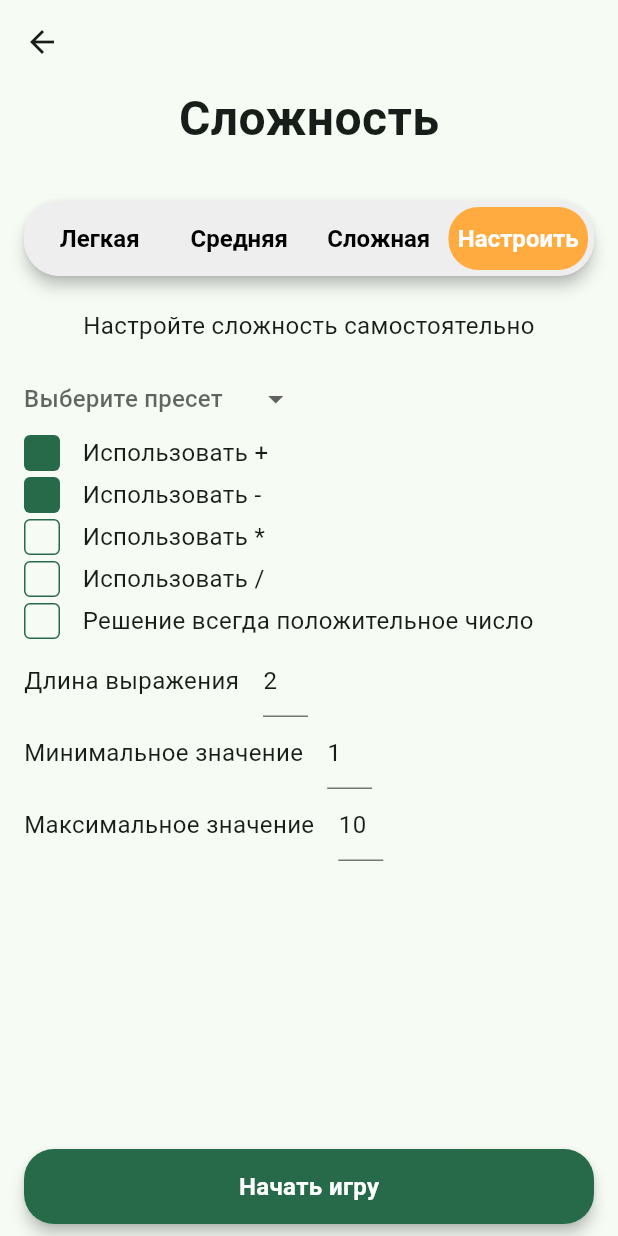
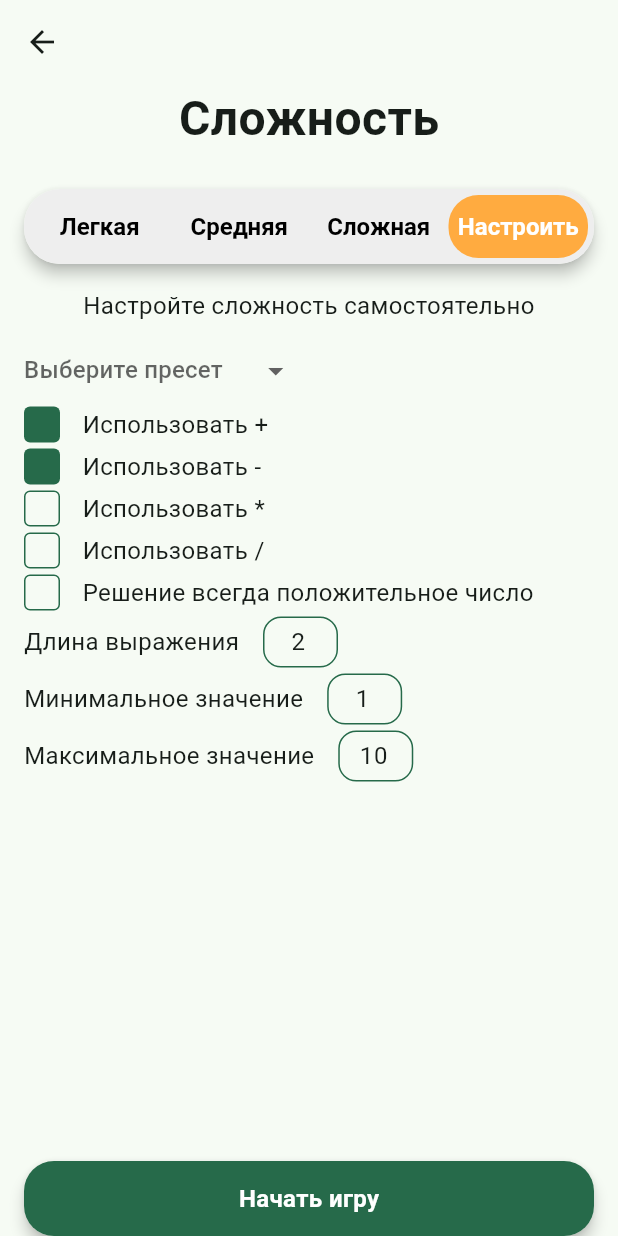
Before and after one commit to bulatBurganov/math_game, a Flutter app: the GameSettingsScreen screen opened by its route, after a tap on "Средняя", after a tap on "Сложная", after a tap on "Настроить", on a phone screen of 412 x 824 dp. Run offline on Flutter 3.47's test engine with Material 3 defaults, Android fonts, the phone set to English and light mode, and no system bars; our stand-ins replace auto_route, firebase_core, firebase_crashlytics, flutter_bloc, freezed_annotation; missing offline and left inert: flame; accounts and stored records are empty.

Commit message:
settings screen layout fix

```diff
--- a/lib/l10n/intl_en.arb
+++ b/lib/l10n/intl_en.arb
@@ -26,5 +26,6 @@
     "lenMaxMinFieldsShoulBeFilled":"Поля длины выражения, минимального и максимального значения должны быть заполнены",
     "answerIsAlwaysPositive": "Решение всегда положительное число",
     "selectPreset": "Выберите пресет",
-    "multiplicationTable": "Таблица умножения"
+    "multiplicationTable": "Таблица умножения",
+    "presetNotSelected": "Пресет не выбран"
 }
--- a/lib/l10n/intl_ru.arb
+++ b/lib/l10n/intl_ru.arb
@@ -26,5 +26,7 @@
     "lenMaxMinFieldsShoulBeFilled":"Поля длины выражения, минимального и максимального значения должны быть заполнены",
     "answerIsAlwaysPositive": "Решение всегда положительное число",
     "selectPreset": "Выберите пресет",
-    "multiplicationTable": "Таблица умножения"
+    "multiplicationTable": "Таблица умножения",
+    "presetNotSelected": "Пресет не выбран"
+
 }
--- a/lib/math_game/domain/bloc/game_settings_bloc/game_settings_cubit.dart
+++ b/lib/math_game/domain/bloc/game_settings_bloc/game_settings_cubit.dart
@@ -22,7 +22,7 @@ class GameSettingsCubit extends Cubit<GameSettingsState> {
     );
   }
 
-  Future<void> updateUSerSettings(GameUserSettings settings) async {
+  Future<void> updateUserSettings(GameUserSettings settings) async {
     if (state.userSettings.preset != null) {}
     emit(
       state.copyWith(
--- a/lib/math_game/ui/game_settings_screen.dart
+++ b/lib/math_game/ui/game_settings_screen.dart
@@ -33,6 +33,21 @@ class GameSettingsScreen extends StatelessWidget {
       },
       builder: (context, state) {
         return Scaffold(
+          bottomNavigationBar: Container(
+            margin: EdgeInsets.only(
+              left: 16,
+              right: 16,
+              bottom: MediaQuery.of(context).padding.bottom,
+              top: 8,
+            ),
+            height: 50,
+            child: BounceButton(
+              onTap: () {
+                context.read<GameSettingsCubit>().submit();
+              },
+              text: S.of(context).start_game,
+            ),
+          ),
           appBar: AppBar(
             leading: BackButton(
               onPressed: () => context.read<GameFlowBloc>().add(
@@ -41,12 +56,10 @@ class GameSettingsScreen extends StatelessWidget {
             ),
           ),
           body: Padding(
-            padding: EdgeInsets.only(
-              left: 16,
-              right: 16,
-              bottom: MediaQuery.of(context).padding.bottom + 8,
-            ),
+            padding: const EdgeInsets.only(left: 16, right: 16),
+            child: SingleChildScrollView(
               child: Column(
+                mainAxisAlignment: MainAxisAlignment.start,
                 children: [
                   Text(
                     S.of(context).difficulty,
@@ -55,12 +68,12 @@ class GameSettingsScreen extends StatelessWidget {
                       fontWeight: FontWeight.bold,
                     ),
                   ),
-                const SizedBox(height: 32),
+                  const SizedBox(height: 24),
                   DifficultySelector(
                     initialValue: state.difficulty,
                     initialUserSettings: state.userSettings,
                     onUserSettingsChanged: (settings) {
-                    context.read<GameSettingsCubit>().updateUSerSettings(
+                      context.read<GameSettingsCubit>().updateUserSettings(
                         settings,
                       );
                     },
@@ -73,17 +86,8 @@ class GameSettingsScreen extends StatelessWidget {
                       context.read<GameSettingsCubit>().setPreset(v);
                     },
                   ),
-                const Spacer(),
-                SizedBox(
-                  height: 50,
-                  child: BounceButton(
-                    onTap: () {
-                      context.read<GameSettingsCubit>().submit();
-                    },
-                    text: S.of(context).start_game,
+                ],
               ),
-                ),
-              ],
             ),
           ),
         );
--- a/lib/math_game/ui/widget/difficulty_selector.dart
+++ b/lib/math_game/ui/widget/difficulty_selector.dart
@@ -123,14 +123,10 @@ class _DifficultySelectorState extends State<DifficultySelector> {
                 ),
               ),
             ),
-            const SizedBox(height: 8),
+            const SizedBox(height: 16),
             Column(
               children: [
                 SizedBox(
-                  height: 50,
-                  child: AnimatedSwitcher(
-                    switchInCurve: Curves.fastEaseInToSlowEaseOut,
-                    duration: widget.swithDuration,
                   child: Text(
                     key: ValueKey(GameDifficulty.values[_selectedIndex]),
                     _getDifficultyDescription(
@@ -141,8 +137,7 @@ class _DifficultySelectorState extends State<DifficultySelector> {
                     textAlign: TextAlign.center,
                   ),
                 ),
-                ),
-
+                const SizedBox(height: 8),
                 ExpandedSection(
                   axis: Axis.vertical,
                   curve: Curves.easeInOutCubicEmphasized,
@@ -216,7 +211,8 @@ class _DifficultySelectorState extends State<DifficultySelector> {
                         inputFormatters: [
                           FilteringTextInputFormatter.allow(RegExp('[2-9]')),
                         ],
-                        value: widget.initialUserSettings.termLength.toString(),
+                        value: widget.initialUserSettings.termLength
+                            ?.toString(),
                         onChanged: (v) {
                           widget.onUserSettingsChanged(
                             widget.initialUserSettings.copyWith(
@@ -226,6 +222,8 @@ class _DifficultySelectorState extends State<DifficultySelector> {
                         },
                         label: S.of(context).termLength,
                       ),
+                      const SizedBox(height: 4),
+
                       FormTextField(
                         value: widget.initialUserSettings.min?.toString(),
                         onChanged: (v) {
@@ -237,8 +235,10 @@ class _DifficultySelectorState extends State<DifficultySelector> {
                         },
                         label: S.of(context).minValue,
                       ),
+                      const SizedBox(height: 4),
+
                       FormTextField(
-                        value: widget.initialUserSettings.max.toString(),
+                        value: widget.initialUserSettings.max?.toString(),
                         onChanged: (v) {
                           widget.onUserSettingsChanged(
                             widget.initialUserSettings.copyWith(
@@ -343,6 +343,6 @@ class _PresetSelectorState extends State<_PresetSelector> {
   String _getPresetName(GamePresets? preset) => switch (preset) {
     GamePresets.multiplicationTable => S.of(context).multiplicationTable,
     null => S.of(context).selectPreset,
-    GamePresets.none => S.of(context).selectPreset,
+    GamePresets.none => S.of(context).presetNotSelected,
   };
 }
--- a/lib/math_game/ui/widget/form_text_field.dart
+++ b/lib/math_game/ui/widget/form_text_field.dart
@@ -31,6 +31,7 @@ class _FormTextFieldState extends State<FormTextField> {
   @override
   void didUpdateWidget(covariant FormTextField oldWidget) {
     if (oldWidget.value != widget.value) {
+      print('${widget.value} ${widget.value.runtimeType}');
       _controller.text = widget.value ?? '';
     }
     super.didUpdateWidget(oldWidget);
@@ -49,12 +50,22 @@ class _FormTextFieldState extends State<FormTextField> {
       children: [
         Text(widget.label, style: const TextStyle(fontSize: 16)),
         const SizedBox(width: 16),
-        SizedBox(
-          width: 30,
+        Container(
+          clipBehavior: Clip.antiAlias,
+          decoration: BoxDecoration(
+            border: Border.all(width: 1, color: Theme.of(context).primaryColor),
+            borderRadius: BorderRadius.circular(12),
+          ),
           child: TextFormField(
+            textAlign: TextAlign.center,
             onChanged: widget.onChanged,
             textInputAction: TextInputAction.done,
-            decoration: const InputDecoration(counter: SizedBox()),
+            decoration: const InputDecoration(
+              isDense: true,
+              constraints: BoxConstraints(maxWidth: 48, maxHeight: 32),
+              counter: SizedBox(),
+              border: InputBorder.none,
+            ),
             keyboardType: TextInputType.number,
             controller: _controller,
             inputFormatters: widget.inputFormatters,
```
Also changed, not shown: lib/generated/intl/messages_en.dart, lib/generated/intl/messages_ru.dart, lib/generated/l10n.dart. Lines whose indentation alone changed are shown as unchanged.
